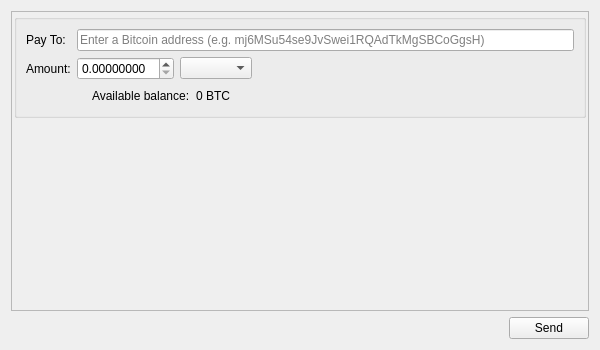
Old version of the form ui/forms/sendcoins.ui in the repository chromaway/ngcccbase.
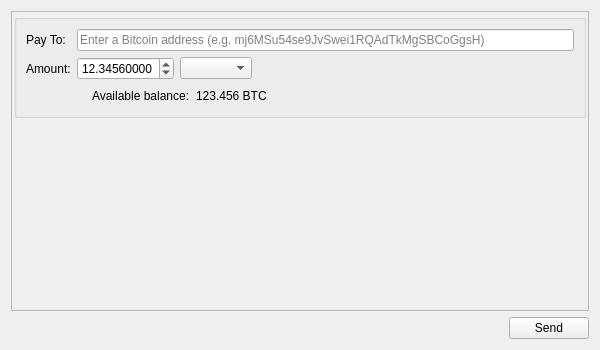
New version of the form.

Commit message: add simple validation for send coins form

```diff
--- a/ui/forms/sendcoins.ui
+++ b/ui/forms/sendcoins.ui
@@ -94,6 +94,9 @@
               <property name="singleStep">
                <double>0.001000000000000</double>
               </property>
+              <property name="value">
+               <double>12.345599999999999</double>
+              </property>
              </widget>
             </item>
             <item>
@@ -146,7 +149,7 @@
                </font>
               </property>
               <property name="text">
-               <string>0 BTC</string>
+               <string>123.456 BTC</string>
               </property>
              </widget>
             </item>
```
The commit also changes 2 other files.
